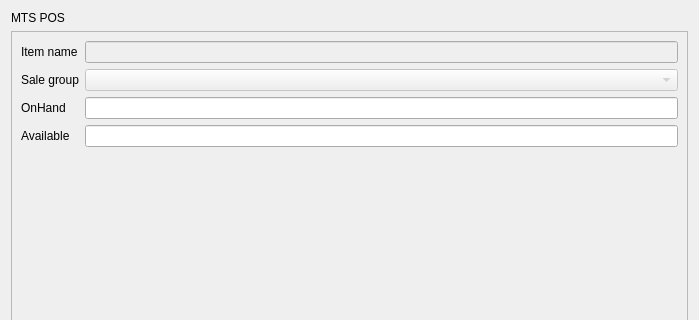
Above: app/views/templates/EditStock.ui from rondalefloyd/mts-pos before the change; both pictures show x 0 to 699 and y 0 to 320 of the 699 by 506 pixel window. Below: the same form after it.
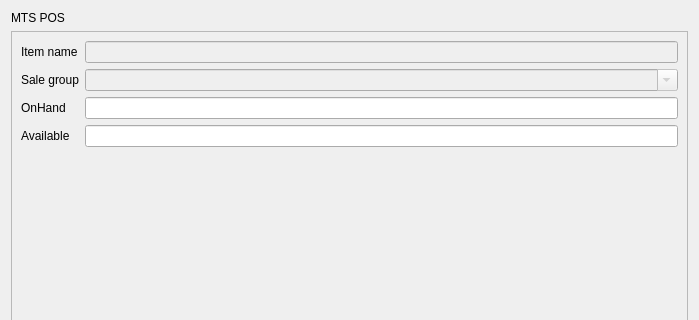
That is the form after the change.

Diff of the .ui file:
```diff
--- a/app/views/templates/EditStock.ui
+++ b/app/views/templates/EditStock.ui
@@ -81,6 +81,9 @@
          <property name="enabled">
           <bool>false</bool>
          </property>
+         <property name="editable">
+          <bool>true</bool>
+         </property>
         </widget>
        </item>
        <item row="1" column="0">
```
Left out of the diff: 2 changed lines with no effect on the pictures.
